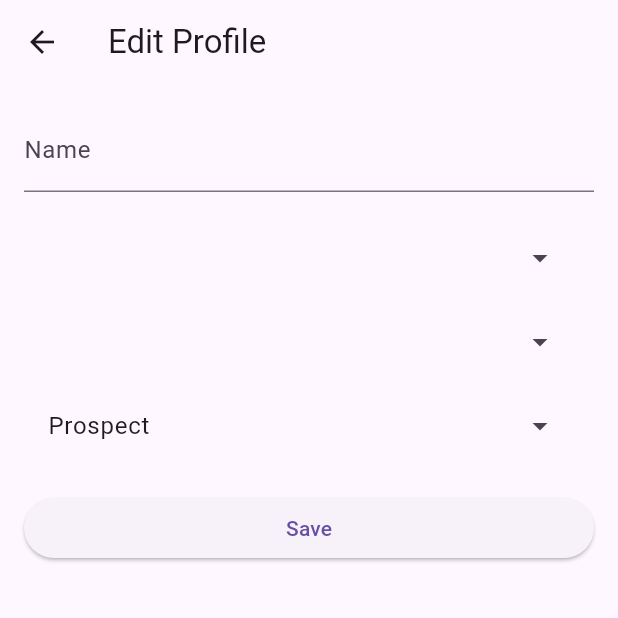
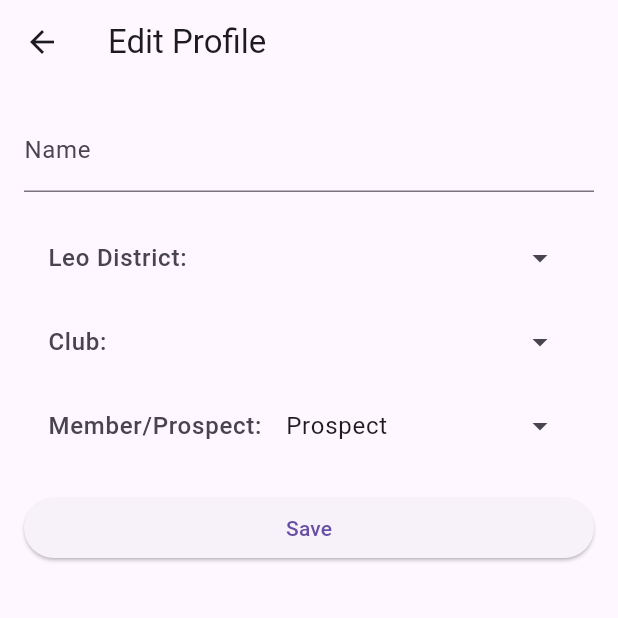
Before and after one commit to Thambara-20/TagMe, a Flutter app: the EditProfilePage screen opened by its route, on a phone screen of 412 x 824 dp, the top half of it. Run offline on Flutter 3.47's test engine with Material 3 defaults, Android fonts, the phone set to English and light mode, and no system bars; our stand-ins replace cloud_firestore, curved_navigation_bar, firebase_auth, firebase_core, flutter_countdown_timer, font_awesome_flutter and 6 more; missing offline and left inert: flutter_osm_plugin; accounts and stored records are empty; generated files the repository leaves out were written again.

Commit message:
bugs fixed

```diff
--- a/tag_me/lib/HomePage/ParticipantsPage/ParticipantsPage.dart
+++ b/tag_me/lib/HomePage/ParticipantsPage/ParticipantsPage.dart
@@ -59,12 +59,13 @@ class _ParticipantsPageState extends State<ParticipantsPage> {
             PaginatedDataTable(
               rowsPerPage: 10,
               columnSpacing: 10,
+
               columns: const [
-                DataColumn(label: Text('Id')),
+                DataColumn(label: Text('No')),
                 DataColumn(label: Text('Name')),
                 DataColumn(label: Text('Role')),
                 DataColumn(label: Text('Designation')),
-                DataColumn(label: Text('District')),
+                DataColumn(label: Text('Leo District')),
                 DataColumn(label: Text('Club'))
               ],
               source: _ParticipantDataSource(participantsInfo),
--- a/tag_me/lib/ProfilePage/EditProfilePage.dart
+++ b/tag_me/lib/ProfilePage/EditProfilePage.dart
@@ -1,6 +1,7 @@
 // ignore_for_file: file_names
 
 import 'package:flutter/material.dart';
+import 'package:tag_me/models/user.dart';
 import 'package:tag_me/utilities/cache.dart';
 import 'package:tag_me/utilities/clubServices.dart';
 import 'package:tag_me/utilities/userServices.dart';
@@ -28,6 +29,7 @@ class _EditProfilePageState extends State<EditProfilePage> {
   List<String> districts = [];
   List<String> clubs = [];
   List<String> designations = [];
+  late Prospect prospect;
 
   @override
   void initState() {
@@ -42,11 +44,16 @@ class _EditProfilePageState extends State<EditProfilePage> {
     districts = await loadDistrictsFromCache();
     clubs = await loadClubsFromDistrict(districts[0]);
     designations = await loadDesignations();
+    prospect = await getUserInfo();
 
     setState(() {
-      _selectedDistrict = districts[0];
-      _selectedClub = clubs[0];
-      _selectedDesignation = designations[0];
+      _nameController.text = prospect.name;
+      _selectedRole = prospect.role;
+      _memberIdController.text = prospect.memberId;
+      _selectedDesignation = prospect.designation;
+      _selectedDistrict = prospect.district;
+      _selectedClub = prospect.userClub;
+      _selectedDistrict = prospect.district;
     });
   }
 
@@ -68,6 +75,8 @@ class _EditProfilePageState extends State<EditProfilePage> {
             const SizedBox(height: 16.0),
             PopupMenuButton<String>(
               child: ListTile(
+                leading:
+                    const Text('Leo District:', style: TextStyle(fontSize: 16)),
                 title: Text(_selectedDistrict),
                 trailing: const Icon(Icons.arrow_drop_down),
               ),
@@ -99,6 +108,8 @@ class _EditProfilePageState extends State<EditProfilePage> {
                   }
                   return PopupMenuButton<String>(
                     child: ListTile(
+                      leading:
+                          const Text('Club:', style: TextStyle(fontSize: 16)),
                       title: Text(_selectedClub),
                       trailing: const Icon(Icons.arrow_drop_down),
                     ),
@@ -121,6 +132,8 @@ class _EditProfilePageState extends State<EditProfilePage> {
             ),
             PopupMenuButton<String>(
               child: ListTile(
+                leading: const Text('Member/Prospect:',
+                    style: TextStyle(fontSize: 16)),
                 title: Text(_selectedRole),
                 trailing: const Icon(Icons.arrow_drop_down),
               ),
@@ -146,6 +159,8 @@ class _EditProfilePageState extends State<EditProfilePage> {
               const SizedBox(height: 16.0),
               PopupMenuButton<String>(
                 child: ListTile(
+                  leading: const Text('Designation:',
+                      style: TextStyle(fontSize: 16)),
                   title: Text(_selectedDesignation),
                   trailing: const Icon(Icons.arrow_drop_down),
                 ),
@@ -167,6 +182,14 @@ class _EditProfilePageState extends State<EditProfilePage> {
             const SizedBox(height: 16.0),
             ElevatedButton(
               onPressed: () async {
+                if (_nameController.text.isEmpty) {
+                  ScaffoldMessenger.of(context).showSnackBar(
+                    const SnackBar(
+                      content: Text('Name cannot be empty'),
+                    ),
+                  );
+                  return;
+                } else {
                   updateProfile(
                           _nameController.text,
                           _selectedRole,
@@ -180,6 +203,7 @@ class _EditProfilePageState extends State<EditProfilePage> {
                     // ignore: avoid_print
                     print(error);
                   });
+                }
               },
               child: const Text('Save'),
             ),
--- a/tag_me/lib/utilities/userServices.dart
+++ b/tag_me/lib/utilities/userServices.dart
@@ -32,7 +32,7 @@ Future<void> updateProfile(String name, String selectedRole, String memberId,
         name: name,
         userClub: userClub,
         role: selectedRole,
-        designation: designation,
+        designation: selectedRole == 'Member' ? designation : '',
         district: district,
       );
 
```
Also changed, not shown: tag_me/lib/ProfilePage/ProfilePage.dart (+9 -4 lines). Lines whose indentation alone changed are shown as unchanged.
